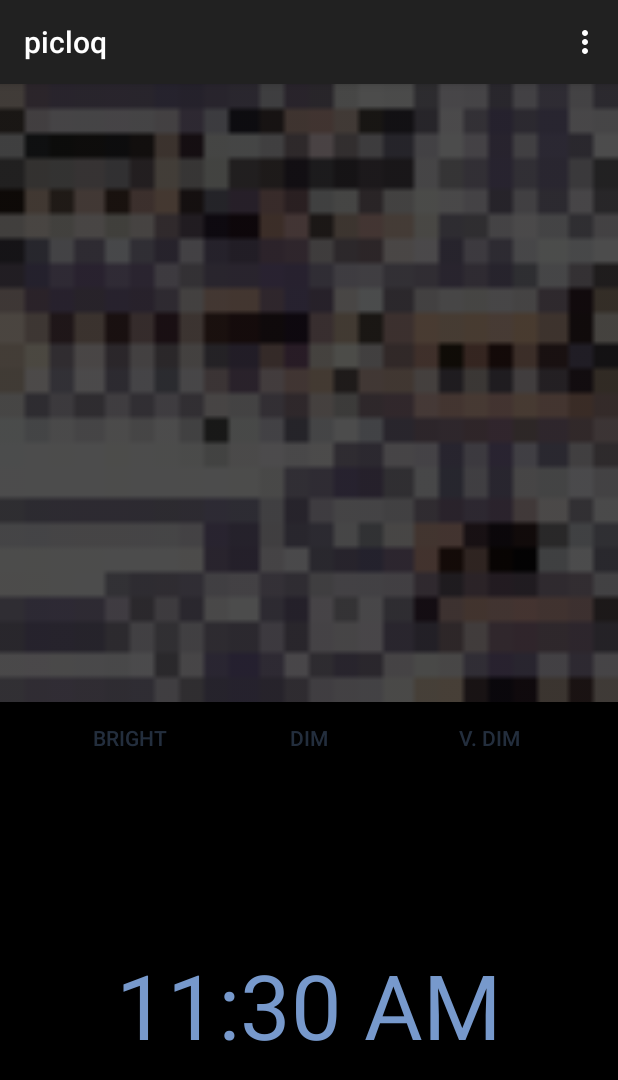
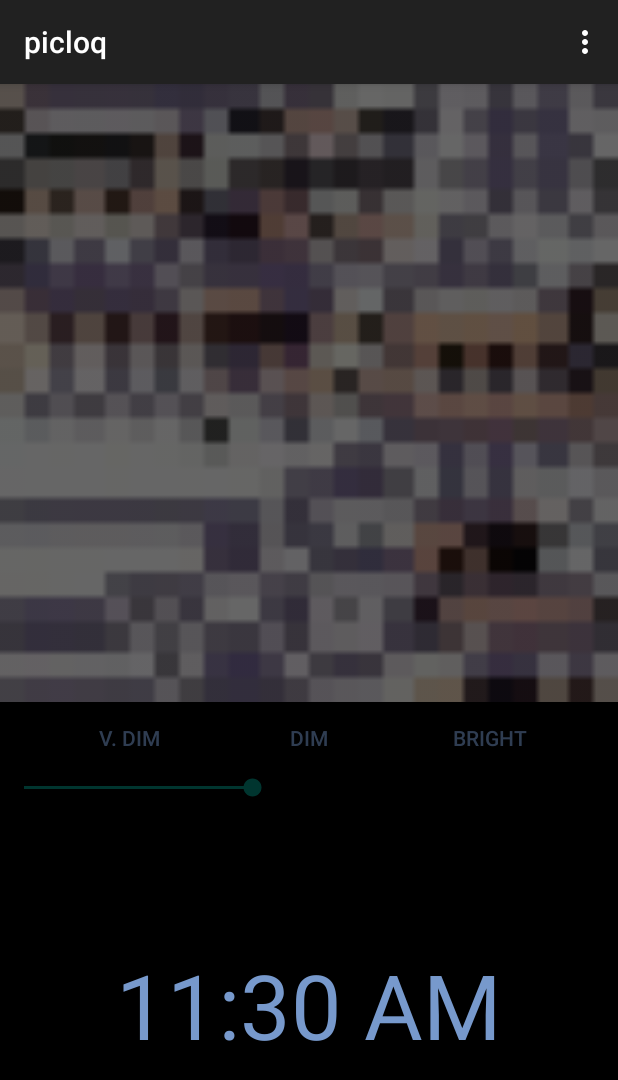
Before and after one commit to bradsk88/picloq, an Android app: the screen it shows after launch (MainActivity), after a tap on "DIM", on a phone screen of 412 x 824 dp. Shown: the top 1080 px of the screen. Run offline under Robolectric (Android 15) with nearby library versions, the phone set to English and light mode, and no system bars.

Commit message:
Added dimmer slider. Added image to application startup. Other refactoring to reduce code clones.

```diff
--- a/App/app/src/main/java/ca/bradj/picloq/app/MainActivity.java
+++ b/App/app/src/main/java/ca/bradj/picloq/app/MainActivity.java
@@ -3,34 +3,29 @@ package ca.bradj.picloq.app;
 import android.annotation.TargetApi;
 import android.content.Intent;
 import android.graphics.Bitmap;
-import android.graphics.BitmapFactory;
 import android.os.Build;
 import android.support.v7.app.ActionBarActivity;
 import android.os.Bundle;
 import android.util.DisplayMetrics;
 import android.util.Log;
-import android.util.Pair;
 import android.view.Menu;
 import android.view.MenuItem;
 import android.view.View;
+import android.view.animation.AlphaAnimation;
+import android.view.animation.Animation;
 import android.widget.Button;
 import android.widget.ImageView;
 import android.widget.RelativeLayout;
+import android.widget.SeekBar;
 import android.widget.TextClock;
-
-import com.google.common.base.Optional;
 
 import org.joda.time.DateTime;
 import org.joda.time.DateTimeZone;
 import org.json.JSONException;
 
-import java.io.File;
-import java.util.Collection;
 import java.util.Date;
-import java.util.Random;
 import java.util.Timer;
 import java.util.TimerTask;
-import java.util.concurrent.ScheduledExecutorService;
 
 
 public class MainActivity extends ActionBarActivity {
@@ -53,46 +48,35 @@ public class MainActivity extends ActionBarActivity {
         final Button dimHi = (Button) findViewById(R.id.dimHiBtn);
         final Button dimMed = (Button) findViewById(R.id.dimMedBtn);
         final Button dimLo = (Button) findViewById(R.id.dimLowBtn);
+        final SeekBar bar = (SeekBar) findViewById(R.id.dimSeek);
+        bar.setProgress(100);
 
-        dimHi.setOnClickListener(new View.OnClickListener() {
+        dimHi.setOnClickListener(new AdjustAlpha(dimHi, dimMed, dimLo, bar, 1f));
+        dimMed.setOnClickListener(new AdjustAlpha(dimHi, dimMed, dimLo, bar, 0.4f));
+        dimLo.setOnClickListener(new AdjustAlpha(dimHi, dimMed, dimLo, bar, 0.1f));
+
+        bar.setOnSeekBarChangeListener(new SeekBar.OnSeekBarChangeListener() {
             @Override
-            public void onClick(View view) {
-                ImageView viewById = (ImageView) findViewById(R.id.clockImage);
-                float alpha = 1f;
-                viewById.setAlpha(alpha);
-                dimHi.setAlpha(alpha);
-                dimMed.setAlpha(alpha);
-                dimLo.setAlpha(alpha);
+            public void onProgressChanged(SeekBar seekBar, int i, boolean b) {
+                new AdjustAlpha(dimHi, dimMed, dimLo, bar, (float) i / 100f).onClick(seekBar);
             }
-        });
 
-        dimMed.setOnClickListener(new View.OnClickListener() {
             @Override
-            public void onClick(View view) {
-                ImageView viewById = (ImageView) findViewById(R.id.clockImage);
-                float alpha = 0.3f;
-                viewById.setAlpha(alpha);
-                dimHi.setAlpha(alpha);
-                dimMed.setAlpha(alpha);
-                dimLo.setAlpha(alpha);
+            public void onStartTrackingTouch(SeekBar seekBar) {
+                new AdjustAlpha(dimHi, dimMed, dimLo, bar, (float) seekBar.getProgress() / 100f).onClick(seekBar);
             }
-        });
 
-
-        dimLo.setOnClickListener(new View.OnClickListener() {
             @Override
-            public void onClick(View view) {
-                ImageView viewById = (ImageView) findViewById(R.id.clockImage);
-                float alpha = 0.15f;
-                viewById.setAlpha(alpha);
-                dimHi.setAlpha(alpha);
-                dimMed.setAlpha(alpha);
-                dimLo.setAlpha(alpha);
+            public void onStopTrackingTouch(final SeekBar seekBar) {
+                Timer t = new Timer();
+                t.schedule(new AutoDimSeekBar(seekBar), DateTime.now().plusSeconds(3).toDate());
             }
         });
 
         Timer t = new Timer();
         t.schedule(new ScheduleUpdatePic(), nextHour());
+        t.schedule(new AutoDimSeekBar(bar), DateTime.now().plusSeconds(10).toDate());
+        getWindow().setBackgroundDrawableResource(R.drawable.abc_item_background_holo_dark);
 
     }
 
@@ -190,4 +174,68 @@ public class MainActivity extends ActionBarActivity {
             });
         }
     }
+
+    private class AdjustAlpha implements View.OnClickListener {
+        private final Button dimHi;
+        private final Button dimMed;
+        private final Button dimLo;
+        private final float amount;
+        private final SeekBar bar;
+
+        public AdjustAlpha(Button dimHi, Button dimMed, Button dimLo, SeekBar bar, float amount) {
+            this.dimHi = dimHi;
+            this.dimMed = dimMed;
+            this.dimLo = dimLo;
+            this.amount = amount;
+            this.bar = bar;
+        }
+
+        @Override
+        public void onClick(View view) {
+            float alwaysVisible = Math.max(amount, 0.2f);
+            ImageView viewById = (ImageView) findViewById(R.id.clockImage);
+            viewById.setAlpha(amount);
+            dimHi.setAlpha(alwaysVisible);
+            dimMed.setAlpha(alwaysVisible);
+            dimLo.setAlpha(alwaysVisible);
+            bar.setProgress((int) (amount * 100));
+            bar.setAlpha(alwaysVisible);
+        }
+    }
+
+    private class AutoDimSeekBar extends TimerTask {
+        private final SeekBar seekBar;
+
+        public AutoDimSeekBar(SeekBar seekBar) {
+            this.seekBar = seekBar;
+        }
+
+        @Override
+        public void run() {
+            runOnUiThread(new Runnable() {
+                @Override
+                public void run() {
+                    final float endAlpha = 0.1f;
+                    Animation animation = new AlphaAnimation(seekBar.getAlpha(), endAlpha);
+                    animation.setDuration(1000);
+                    animation.setAnimationListener(new Animation.AnimationListener() {
+                        @Override
+                        public void onAnimationStart(Animation animation) {
+                        }
+
+                        @Override
+                        public void onAnimationEnd(Animation animation) {
+                            seekBar.setAlpha(endAlpha);
+                        }
+
+                        @Override
+                        public void onAnimationRepeat(Animation animation) {
+
+                        }
+                    });
+                    seekBar.startAnimation(animation);
+                }
+            });
+        }
+    }
 }
--- a/App/app/src/main/res/layout/activity_main.xml
+++ b/App/app/src/main/res/layout/activity_main.xml
@@ -3,7 +3,8 @@
     android:layout_width="match_parent"
     android:layout_height="fill_parent"
     android:background="#000000"
-    tools:context="ca.bradj.picloq.app.MainActivity">
+    tools:context="ca.bradj.picloq.app.MainActivity"
+    android:clickable="true">
 
     <ImageView
         android:id="@+id/clockImage"
@@ -25,9 +26,21 @@
         android:layout_below="@+id/clockImage"
         android:layout_centerHorizontal="true"
         android:width="120dp"
-        android:text="@string/dimButton"
+        android:text="Dim"
         android:textColor="#79C"
         android:background="#000" />
+
+    <Button
+        android:id="@+id/dimLowBtn"
+        android:layout_width="wrap_content"
+        android:layout_height="wrap_content"
+        android:layout_below="@+id/clockImage"
+        android:layout_centerHorizontal="true"
+        android:layout_toLeftOf="@id/dimMedBtn"
+        android:width="120dp"
+        android:text="@string/vDimButton"
+        android:background="#000"
+        android:textColor="#79C" />
 
     <Button
         android:id="@+id/dimHiBtn"
@@ -35,21 +48,9 @@
         android:layout_height="wrap_content"
         android:layout_below="@+id/clockImage"
         android:layout_centerHorizontal="true"
-        android:layout_toLeftOf="@id/dimMedBtn"
+        android:layout_toRightOf="@id/dimMedBtn"
+        android:text="@string/brightButton"
         android:width="120dp"
-        android:text="@string/brightButton"
-        android:background="#000"
-        android:textColor="#79C" />
-
-    <Button
-        android:id="@+id/dimLowBtn"
-        android:layout_width="wrap_content"
-        android:layout_height="wrap_content"
-        android:layout_below="@+id/clockImage"
-        android:layout_centerHorizontal="true"
-        android:layout_toRightOf="@id/dimMedBtn"
-        android:width="120dp"
-        android:text="@string/vDimButton"
         android:textColor="#79C"
         android:background="#000" />
 
@@ -63,5 +64,12 @@
         android:textColor="#79C"
         android:textSize="60sp" />
 
+    <SeekBar
+        android:layout_width="fill_parent"
+        android:layout_height="wrap_content"
+        android:id="@+id/dimSeek"
+        android:layout_below="@+id/dimMedBtn"
+        android:layout_centerHorizontal="true" />
+
 
 </RelativeLayout>
--- a/App/app/src/main/res/values/styles.xml
+++ b/App/app/src/main/res/values/styles.xml
@@ -2,6 +2,8 @@
 
     <style name="CustomActionBarTheme" parent="Theme.AppCompat.Light.DarkActionBar">
         <item name="android:actionBarStyle">@style/MyActionBar</item>
+        <item name="android:windowBackground">@drawable/splash_centered</item>
+        <item name="android:windowNoTitle">true</item>
     </style>
 
     <!-- ActionBar styles -->
```
Also changed, not shown: App/app/src/main/res/drawable-hdpi/splash.png (added), App/app/src/main/res/drawable-xxhdpi/splash.png (added), 5 other files.
